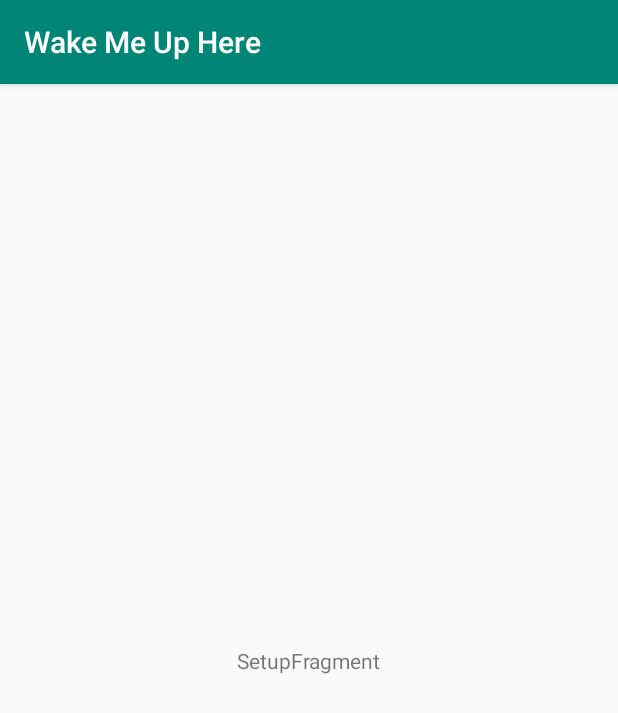
After one commit to brunobittarello/WakeMeUpHere, an Android app: the SetupFragment screen opened directly, with no data from a screen before it, on a phone screen of 412 x 824 dp. The commit adds this screen. Shown: the top 713 px of the screen. Run offline under Robolectric (Android 15) with nearby library versions, the phone set to English and light mode, and no system bars.

Commit message:
Permissions
Trying to add permissions. Google documentation lacks on information. Added a zoom to a marker. Added also a Fragment to work as the setup component.

```diff
--- a/app/src/main/AndroidManifest.xml
+++ b/app/src/main/AndroidManifest.xml
@@ -7,6 +7,8 @@
          location permissions for the 'MyLocation' functionality.
     -->
     <uses-permission android:name="android.permission.ACCESS_FINE_LOCATION"/>
+    <uses-permission android:name="android.permission.ACCESS_BACKGROUND_LOCATION"/>
+    <uses-permission android:name="android.permission.READ_EXTERNAL_STORAGE"/>
 
     <application
             android:allowBackup="true"
@@ -15,6 +17,8 @@
             android:roundIcon="@mipmap/ic_launcher_round"
             android:supportsRtl="true"
             android:theme="@style/AppTheme">
+        <activity android:name=".setup">
+        </activity>
         <activity android:name=".AlarmForm">
         </activity>
         <!--
--- a/app/src/main/java/com/wakemeuphere/MapsActivity.kt
+++ b/app/src/main/java/com/wakemeuphere/MapsActivity.kt
@@ -1,5 +1,8 @@
 package com.wakemeuphere
 
+import android.Manifest
+import android.annotation.SuppressLint
+import android.content.Context
 import androidx.appcompat.app.AppCompatActivity
 import android.os.Bundle
 import android.util.Log
@@ -11,6 +14,9 @@ import com.google.android.gms.maps.model.LatLng
 import com.google.android.gms.maps.model.MarkerOptions
 import com.google.android.gms.maps.model.Marker
 import android.content.Intent
+import android.content.pm.PackageManager
+import androidx.core.app.ActivityCompat
+import androidx.core.content.ContextCompat
 import com.wakemeuphere.internal.Alarm
 import com.wakemeuphere.internal.AppMemoryManager
 import com.wakemeuphere.internal.AppMemoryManager.LoadMarkers
@@ -18,14 +24,42 @@ import com.wakemeuphere.internal.AppMemoryManager.alarms
 
 
 class MapsActivity : AppCompatActivity(), OnMapReadyCallback, GoogleMap.OnMarkerClickListener {
+    private val LOCATION_REQUEST_CODE = 1010
+    private val BACKGROUND_LOCATION_REQUEST_CODE = 1011
+    private val READ_STORAGE_REQUEST_CODE = 1012
+    private lateinit var mMap: GoogleMap
+
+    // não faz sentido, a documentação fala para dar override na função, essa merda não funciona, odeio isso, vai se foder
+    // vai tomar no cu, nada funciona direito
+//    override fun onRequestPermissionsResult(requestCode: Int,
+//                                            permissions: Array<String>, grantResults: IntArray) {
+//        when (requestCode) {
+//            LOCATION_REQUEST_CODE -> {
+//
+//                if (grantResults.isEmpty() || grantResults[0] != PackageManager.PERMISSION_GRANTED) {
+//
+//                    Log.i("PERMISSÃO","Permission has been denied by user")
+//                } else {
+//                    Log.i("PERMISSÃO","Permission has been granted by user")
+//                }
+//            }
+//            else -> {
+//                Log.i("PERMISSÃO","codigo bizarro")
+//            }
+//        }
+//    }﻿
+
     override fun onMarkerClick(p0: Marker?): Boolean {
         TODO("not implemented") //To change body of created functions use File | Settings | File Templates.
     }
 
-    private lateinit var mMap: GoogleMap
 
     override fun onCreate(savedInstanceState: Bundle?) {
         super.onCreate(savedInstanceState)
+
+        //ActivityCompat.requestPermissions(this, arrayOf(Manifest.permission.ACCESS_FINE_LOCATION), LOCATION_REQUEST_CODE )
+        //ActivityCompat.requestPermissions(this, arrayOf(Manifest.permission.ACCESS_BACKGROUND_LOCATION), BACKGROUND_LOCATION_REQUEST_CODE )
+        ActivityCompat.requestPermissions(this, arrayOf(Manifest.permission.READ_EXTERNAL_STORAGE), READ_STORAGE_REQUEST_CODE )
 
         AppMemoryManager.teste = "MAPS"
 
@@ -93,7 +127,23 @@ class MapsActivity : AppCompatActivity(), OnMapReadyCallback, GoogleMap.OnMarker
         {
             val point = LatLng(alarm.latitude, alarm.longitude)
             mMap.addMarker(MarkerOptions().position(point).title(alarm.title))
+            //adiciona zoom
+            mMap.moveCamera(CameraUpdateFactory.newLatLngZoom(point, 20.0f))
         }
 
     }
+
+    fun checkForPermissions(){
+        val permissionLocation = ContextCompat.checkSelfPermission(
+            this,
+            Manifest.permission.ACCESS_FINE_LOCATION
+        )
+
+        if (ActivityCompat.shouldShowRequestPermissionRationale(this, Manifest.permission.ACCESS_FINE_LOCATION)){
+            Log.d("PERMISSÃO", "TEM PERMISSÃO")
+        }else{
+            ActivityCompat.requestPermissions(this, arrayOf(Manifest.permission.ACCESS_FINE_LOCATION), LOCATION_REQUEST_CODE )
+            Log.d("PERMISSÃO", "PERMISSÃO NÃO EXISTE")
+        }
+    }
 }
--- /dev/null
+++ b/app/src/main/java/com/wakemeuphere/setup.kt
@@ -0,0 +1,19 @@
+package com.wakemeuphere
+
+import androidx.appcompat.app.AppCompatActivity
+import android.os.Bundle
+import com.wakemeuphere.ui.setup.SetupFragment
+
+class setup : AppCompatActivity() {
+
+    override fun onCreate(savedInstanceState: Bundle?) {
+        super.onCreate(savedInstanceState)
+        setContentView(R.layout.setup_activity)
+        if (savedInstanceState == null) {
+            supportFragmentManager.beginTransaction()
+                .replace(R.id.container, SetupFragment.newInstance())
+                .commitNow()
+        }
+    }
+
+}
--- /dev/null
+++ b/app/src/main/java/com/wakemeuphere/ui/setup/SetupFragment.kt
@@ -0,0 +1,32 @@
+package com.wakemeuphere.ui.setup
+
+import androidx.lifecycle.ViewModelProviders
+import android.os.Bundle
+import androidx.fragment.app.Fragment
+import android.view.LayoutInflater
+import android.view.View
+import android.view.ViewGroup
+import com.wakemeuphere.R
+
+class SetupFragment : Fragment() {
+
+    companion object {
+        fun newInstance() = SetupFragment()
+    }
+
+    private lateinit var viewModel: SetupViewModel
+
+    override fun onCreateView(
+        inflater: LayoutInflater, container: ViewGroup?,
+        savedInstanceState: Bundle?
+    ): View {
+        return inflater.inflate(R.layout.setup_fragment, container, false)
+    }
+
+    override fun onActivityCreated(savedInstanceState: Bundle?) {
+        super.onActivityCreated(savedInstanceState)
+        viewModel = ViewModelProviders.of(this).get(SetupViewModel::class.java)
+        // TODO: Use the ViewModel
+    }
+
+}
--- /dev/null
+++ b/app/src/main/java/com/wakemeuphere/ui/setup/SetupViewModel.kt
@@ -0,0 +1,7 @@
+package com.wakemeuphere.ui.setup
+
+import androidx.lifecycle.ViewModel
+
+class SetupViewModel : ViewModel() {
+    // TODO: Implement the ViewModel
+}
--- /dev/null
+++ b/app/src/main/res/layout/setup_activity.xml
@@ -0,0 +1,8 @@
+<?xml version="1.0" encoding="utf-8"?>
+<FrameLayout
+        xmlns:android="http://schemas.android.com/apk/res/android"
+        xmlns:tools="http://schemas.android.com/tools"
+        android:id="@+id/container"
+        android:layout_width="match_parent"
+        android:layout_height="match_parent"
+        tools:context=".setup"/>
--- /dev/null
+++ b/app/src/main/res/layout/setup_fragment.xml
@@ -0,0 +1,21 @@
+<?xml version="1.0" encoding="utf-8"?>
+<androidx.constraintlayout.widget.ConstraintLayout
+        xmlns:android="http://schemas.android.com/apk/res/android"
+        xmlns:app="http://schemas.android.com/apk/res-auto"
+        xmlns:tools="http://schemas.android.com/tools"
+        android:id="@+id/setup"
+        android:layout_width="match_parent"
+        android:layout_height="match_parent"
+        tools:context=".ui.setup.SetupFragment">
+
+    <TextView
+            android:id="@+id/message"
+            android:layout_width="wrap_content"
+            android:layout_height="wrap_content"
+            android:text="SetupFragment"
+            app:layout_constraintBottom_toBottomOf="parent"
+            app:layout_constraintEnd_toEndOf="parent"
+            app:layout_constraintStart_toStartOf="parent"
+            app:layout_constraintTop_toTopOf="parent"/>
+
+</androidx.constraintlayout.widget.ConstraintLayout>
```
